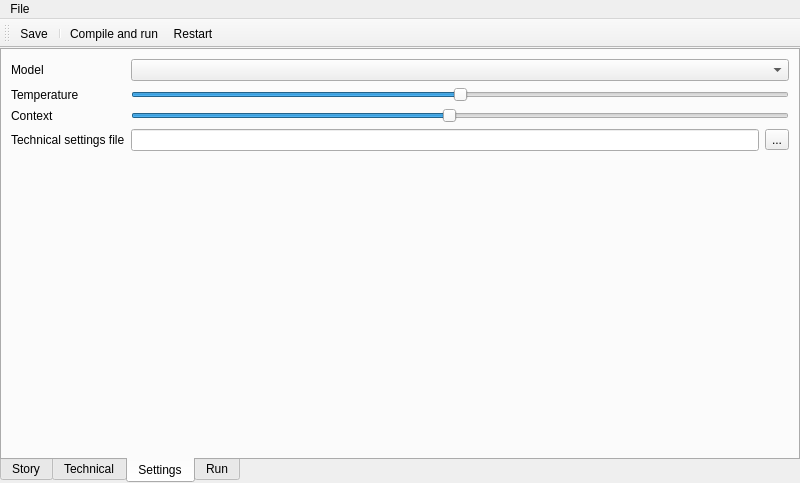
The window that llama_stories.ui (almien1/OllamaStories) describes before a commit, drawn with Qt 5.
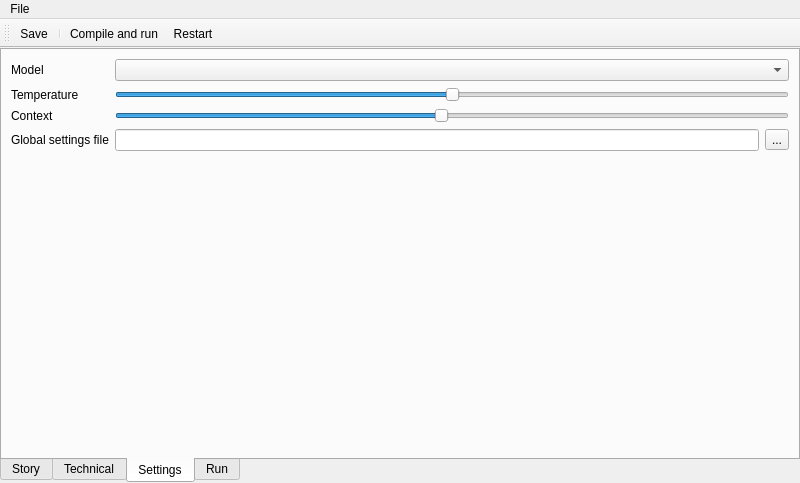
The same window after the commit. The open tabs and pages were chosen to show the change. Icons and pictures are not drawn.

Commit message: connect up some buttons

```diff
--- a/llama_stories.ui
+++ b/llama_stories.ui
@@ -139,7 +139,7 @@
           <item row="4" column="0">
            <widget class="QLabel" name="lblSettingsFile">
             <property name="text">
-             <string>Technical settings file</string>
+             <string>Global settings file</string>
             </property>
            </widget>
           </item>
```
Left out of the diff: 10 changed lines with no effect on the pictures. The commit also changes 5 other files.
